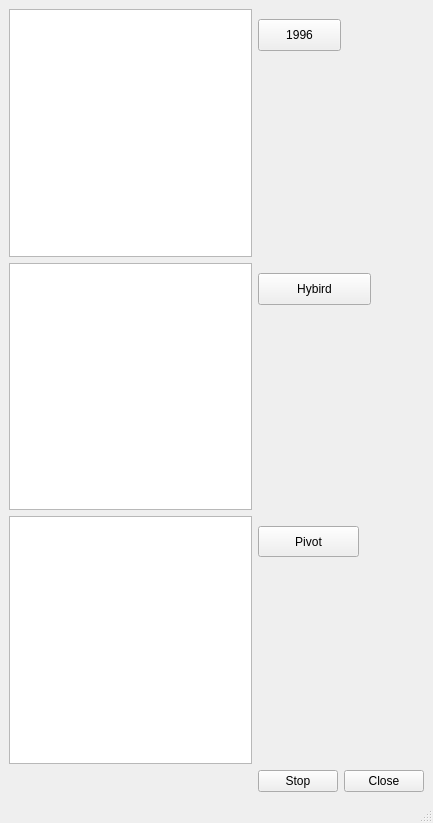
Before: the Qt Designer form mainwindow.ui in xianyuzhang0709/force-directed-layout-algorithms, drawn with Qt 5.
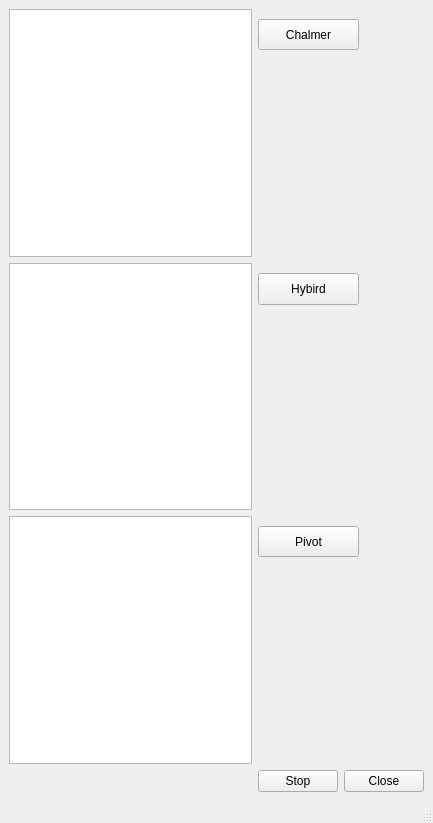
After: the same form once the commit is applied.

What changed in the file:
```diff
--- a/mainwindow.ui
+++ b/mainwindow.ui
@@ -22,7 +22,7 @@
         <rect>
          <x>0</x>
          <y>10</y>
-         <width>113</width>
+         <width>101</width>
          <height>32</height>
         </rect>
        </property>
@@ -39,12 +39,12 @@
         <rect>
          <x>0</x>
          <y>10</y>
-         <width>83</width>
-         <height>32</height>
+         <width>101</width>
+         <height>31</height>
         </rect>
        </property>
        <property name="text">
-        <string>1996</string>
+        <string>Chalmer</string>
        </property>
       </widget>
      </widget>
```
